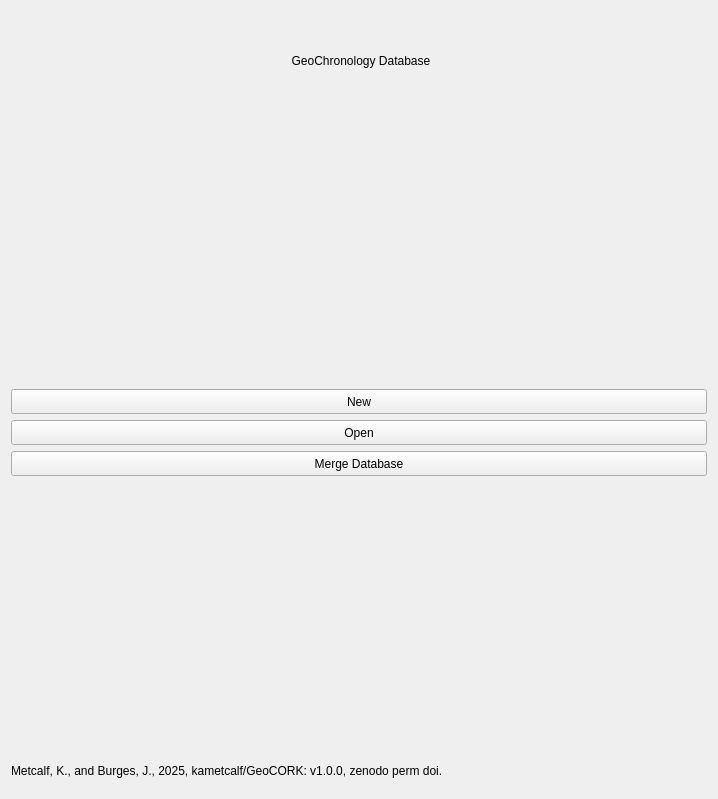
Before: the Qt Designer form ui/LandingPage.ui in kathrynmetcalf/GeoCORK, drawn with Qt 5.
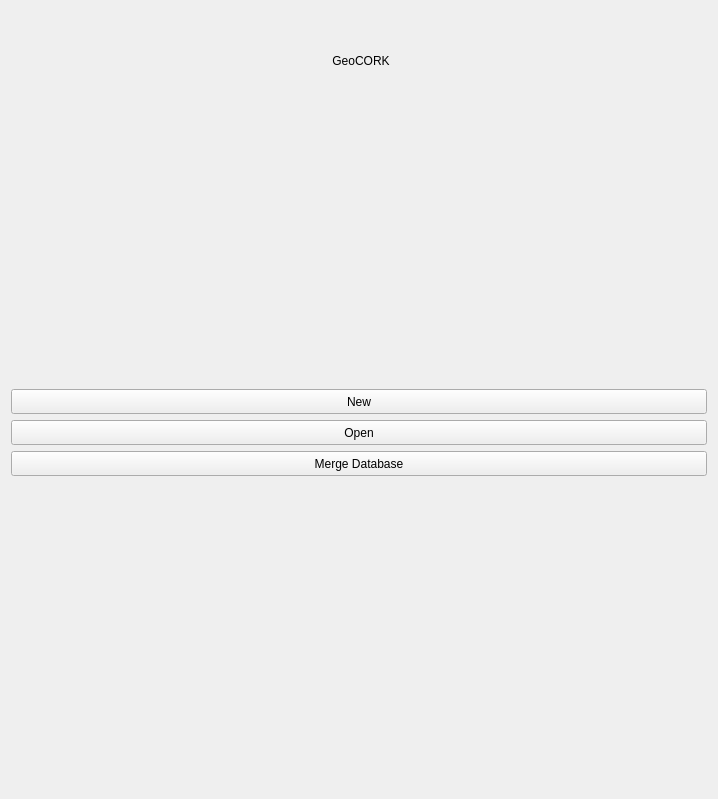
After: the same form once the commit is applied.

Diff of the .ui file:
```diff
--- a/ui/LandingPage.ui
+++ b/ui/LandingPage.ui
@@ -41,7 +41,7 @@
       </size>
      </property>
      <property name="text">
-      <string>GeoChronology Database</string>
+      <string>GeoCORK</string>
      </property>
      <property name="alignment">
       <set>Qt::AlignCenter</set>
@@ -141,13 +141,6 @@
    </item>
    <item>
     <layout class="QHBoxLayout" name="horizontalLayout_4">
-     <item>
-      <widget class="QLabel" name="label_2">
-       <property name="text">
-        <string>Metcalf, K., and Burges, J., 2025, kametcalf/GeoCORK: v1.0.0, zenodo perm doi.</string>
-       </property>
-      </widget>
-     </item>
      <item>
       <widget class="QPushButton" name="github_button">
        <property name="minimumSize">
```
Left out of the diff: 12 changed lines with no effect on the pictures.
